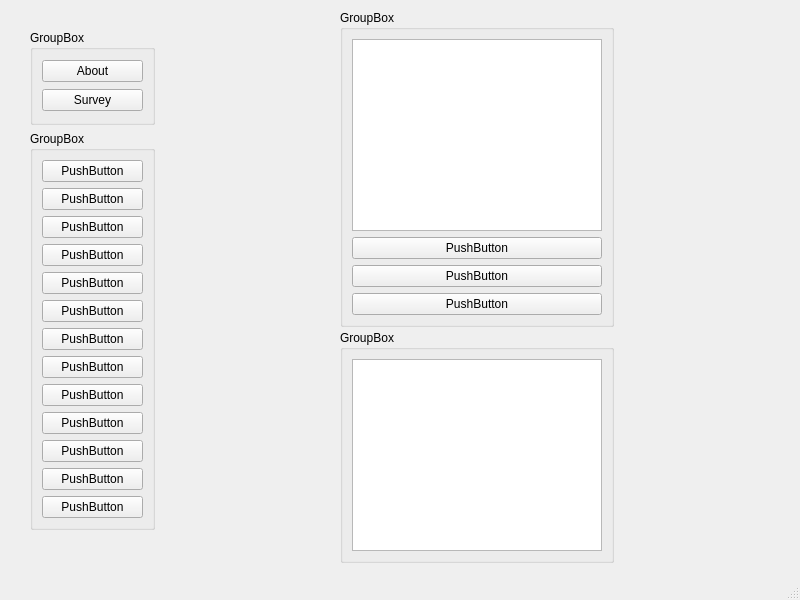
Before: the Qt Designer form relational_gui/maingui.ui in ltworf/relational, drawn with Qt 5.
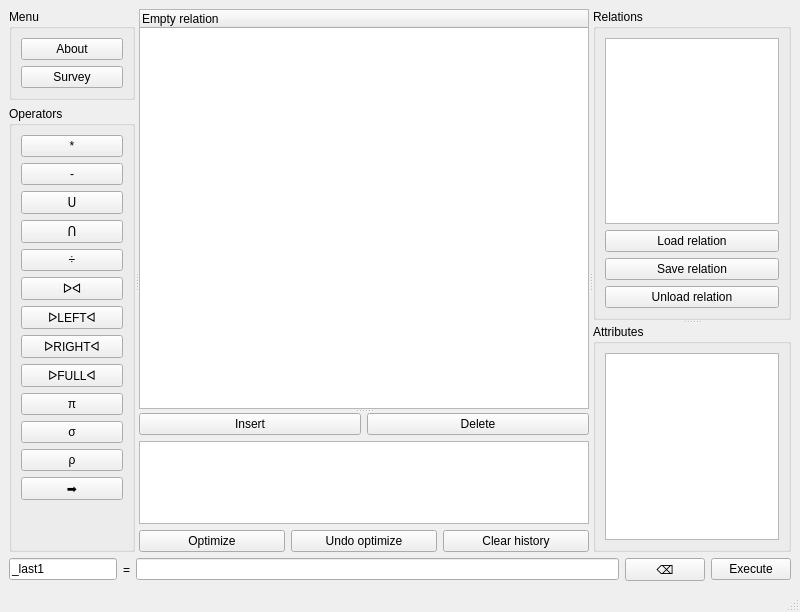
After: the same form once the commit is applied.

Commit message: - Re-designed the ui, using the designer

```diff
--- a/relational_gui/maingui.ui
+++ b/relational_gui/maingui.ui
@@ -7,205 +7,406 @@
     <x>0</x>
     <y>0</y>
     <width>800</width>
-    <height>600</height>
+    <height>612</height>
    </rect>
   </property>
   <property name="windowTitle">
    <string>MainWindow</string>
   </property>
   <widget class="QWidget" name="centralwidget">
-   <widget class="QGroupBox" name="groupBox_3">
-    <property name="geometry">
-     <rect>
-      <x>340</x>
-      <y>10</y>
-      <width>274</width>
-      <height>317</height>
-     </rect>
-    </property>
-    <property name="title">
-     <string>GroupBox</string>
-    </property>
-    <layout class="QVBoxLayout" name="verticalLayout_4">
-     <item>
-      <widget class="QListWidget" name="lstRelation"/>
-     </item>
-     <item>
-      <widget class="QPushButton" name="pushButton_16">
-       <property name="text">
-        <string>PushButton</string>
-       </property>
-      </widget>
-     </item>
-     <item>
-      <widget class="QPushButton" name="pushButton_17">
-       <property name="text">
-        <string>PushButton</string>
-       </property>
-      </widget>
-     </item>
-     <item>
-      <widget class="QPushButton" name="pushButton_18">
-       <property name="text">
-        <string>PushButton</string>
-       </property>
-      </widget>
-     </item>
-    </layout>
-   </widget>
-   <widget class="QGroupBox" name="groupBox_4">
-    <property name="geometry">
-     <rect>
-      <x>340</x>
-      <y>330</y>
-      <width>274</width>
-      <height>233</height>
-     </rect>
-    </property>
-    <property name="title">
-     <string>GroupBox</string>
-    </property>
-    <layout class="QVBoxLayout" name="verticalLayout_5">
-     <item>
-      <widget class="QListWidget" name="listWidget"/>
-     </item>
-    </layout>
-   </widget>
-   <widget class="QWidget" name="">
-    <property name="geometry">
-     <rect>
-      <x>30</x>
-      <y>30</y>
-      <width>125</width>
-      <height>500</height>
-     </rect>
-    </property>
-    <layout class="QVBoxLayout" name="verticalLayout_3">
-     <item>
-      <widget class="QGroupBox" name="groupBox">
-       <property name="title">
-        <string>GroupBox</string>
-       </property>
-       <layout class="QVBoxLayout" name="verticalLayout">
+   <layout class="QVBoxLayout" name="verticalLayout_7">
+    <item>
+     <widget class="QSplitter" name="splitter_4">
+      <property name="orientation">
+       <enum>Qt::Horizontal</enum>
+      </property>
+      <widget class="QWidget" name="">
+       <layout class="QVBoxLayout" name="verticalLayout_11">
         <item>
-         <widget class="QPushButton" name="cmdAbout">
-          <property name="text">
-           <string>About</string>
+         <widget class="QGroupBox" name="groupBox_3">
+          <property name="title">
+           <string>Menu</string>
           </property>
+          <layout class="QVBoxLayout" name="verticalLayout_5">
+           <item>
+            <widget class="QPushButton" name="cmdAbout">
+             <property name="text">
+              <string>About</string>
+             </property>
+            </widget>
+           </item>
+           <item>
+            <widget class="QPushButton" name="cmdSurvey">
+             <property name="text">
+              <string>Survey</string>
+             </property>
+            </widget>
+           </item>
+          </layout>
          </widget>
         </item>
         <item>
-         <widget class="QPushButton" name="cmdSurvey">
-          <property name="text">
-           <string>Survey</string>
+         <widget class="QGroupBox" name="groupBox_4">
+          <property name="title">
+           <string>Operators</string>
           </property>
+          <layout class="QVBoxLayout" name="verticalLayout_10">
+           <item>
+            <widget class="QPushButton" name="cmdProduct">
+             <property name="text">
+              <string>*</string>
+             </property>
+            </widget>
+           </item>
+           <item>
+            <widget class="QPushButton" name="cmdDifference">
+             <property name="text">
+              <string>-</string>
+             </property>
+            </widget>
+           </item>
+           <item>
+            <widget class="QPushButton" name="cmdUnion">
+             <property name="text">
+              <string>ᑌ</string>
+             </property>
+            </widget>
+           </item>
+           <item>
+            <widget class="QPushButton" name="cmdIntersection">
+             <property name="text">
+              <string>ᑎ</string>
+             </property>
+            </widget>
+           </item>
+           <item>
+            <widget class="QPushButton" name="cmdDivision">
+             <property name="text">
+              <string>÷</string>
+             </property>
+            </widget>
+           </item>
+           <item>
+            <widget class="QPushButton" name="cmdJoin">
+             <property name="text">
+              <string>ᐅᐊ</string>
+             </property>
+            </widget>
+           </item>
+           <item>
+            <widget class="QPushButton" name="cmdOuterLeft">
+             <property name="text">
+              <string>ᐅLEFTᐊ</string>
+             </property>
+            </widget>
+           </item>
+           <item>
+            <widget class="QPushButton" name="cmdOuterRight">
+             <property name="text">
+              <string>ᐅRIGHTᐊ</string>
+             </property>
+            </widget>
+           </item>
+           <item>
+            <widget class="QPushButton" name="cmdOuter">
+             <property name="text">
+              <string>ᐅFULLᐊ</string>
+             </property>
+            </widget>
+           </item>
+           <item>
+            <widget class="QPushButton" name="cmdProjection">
+             <property name="text">
+              <string>π</string>
+             </property>
+            </widget>
+           </item>
+           <item>
+            <widget class="QPushButton" name="cmdSelection">
+             <property name="text">
+              <string>σ</string>
+             </property>
+            </widget>
+           </item>
+           <item>
+            <widget class="QPushButton" name="cmdRename">
+             <property name="text">
+              <string>ρ</string>
+             </property>
+            </widget>
+           </item>
+           <item>
+            <widget class="QPushButton" name="cmdArrow">
+             <property name="text">
+              <string>➡</string>
+             </property>
+            </widget>
+           </item>
+           <item>
+            <spacer name="verticalSpacer_2">
+             <property name="orientation">
+              <enum>Qt::Vertical</enum>
+             </property>
+             <property name="sizeHint" stdset="0">
+              <size>
+               <width>20</width>
+               <height>25</height>
+              </size>
+             </property>
+            </spacer>
+           </item>
+          </layout>
          </widget>
         </item>
        </layout>
       </widget>
-     </item>
-     <item>
-      <widget class="QGroupBox" name="groupBox_2">
-       <property name="title">
-        <string>GroupBox</string>
+      <widget class="QSplitter" name="splitter_3">
+       <property name="orientation">
+        <enum>Qt::Horizontal</enum>
        </property>
-       <layout class="QVBoxLayout" name="verticalLayout_2">
-        <item>
-         <widget class="QPushButton" name="cmdProduct">
+       <widget class="QSplitter" name="splitter_2">
+        <property name="orientation">
+         <enum>Qt::Vertical</enum>
+        </property>
+        <widget class="QTreeWidget" name="table">
+         <property name="minimumSize">
+          <size>
+           <width>450</width>
+           <height>400</height>
+          </size>
+         </property>
+         <property name="sizeIncrement">
+          <size>
+           <width>0</width>
+           <height>0</height>
+          </size>
+         </property>
+         <column>
           <property name="text">
-           <string>PushButton</string>
+           <string notr="true">Empty relation</string>
           </property>
-         </widget>
-        </item>
-        <item>
-         <widget class="QPushButton" name="cmdDifference">
-          <property name="text">
-           <string>PushButton</string>
+         </column>
+        </widget>
+        <widget class="QWidget" name="layoutWidget">
+         <layout class="QVBoxLayout" name="verticalLayout_6">
+          <property name="sizeConstraint">
+           <enum>QLayout::SetMinimumSize</enum>
           </property>
-         </widget>
-        </item>
-        <item>
-         <widget class="QPushButton" name="cmdUnion">
-          <property name="text">
-           <string>PushButton</string>
-          </property>
-         </widget>
-        </item>
-        <item>
-         <widget class="QPushButton" name="cmdIntersection">
-          <property name="text">
-           <string>PushButton</string>
-          </property>
-         </widget>
-        </item>
-        <item>
-         <widget class="QPushButton" name="cmdDivision">
-          <property name="text">
-           <string>PushButton</string>
-          </property>
-         </widget>
-        </item>
-        <item>
-         <widget class="QPushButton" name="cmdJoin">
-          <property name="text">
-           <string>PushButton</string>
-          </property>
-         </widget>
-        </item>
-        <item>
-         <widget class="QPushButton" name="cmdOuterLeft">
-          <property name="text">
-           <string>PushButton</string>
-          </property>
-         </widget>
-        </item>
-        <item>
-         <widget class="QPushButton" name="cmdOuterRight">
-          <property name="text">
-           <string>PushButton</string>
-          </property>
-         </widget>
-        </item>
-        <item>
-         <widget class="QPushButton" name="cmdOuter">
-          <property name="text">
-           <string>PushButton</string>
-          </property>
-         </widget>
-        </item>
-        <item>
-         <widget class="QPushButton" name="cmdProjection">
-          <property name="text">
-           <string>PushButton</string>
-          </property>
-         </widget>
-        </item>
-        <item>
-         <widget class="QPushButton" name="cmdSelection">
-          <property name="text">
-           <string>PushButton</string>
-          </property>
-         </widget>
-        </item>
-        <item>
-         <widget class="QPushButton" name="cmdRename">
-          <property name="text">
-           <string>PushButton</string>
-          </property>
-         </widget>
-        </item>
-        <item>
-         <widget class="QPushButton" name="cmdArrow">
-          <property name="text">
-           <string>PushButton</string>
-          </property>
-         </widget>
-        </item>
-       </layout>
+          <item>
+           <layout class="QHBoxLayout" name="horizontalLayout">
+            <property name="sizeConstraint">
+             <enum>QLayout::SetFixedSize</enum>
+            </property>
+            <item>
+             <widget class="QPushButton" name="cmdInsert">
+              <property name="text">
+               <string>Insert</string>
+              </property>
+             </widget>
+            </item>
+            <item>
+             <widget class="QPushButton" name="cmdDelete">
+              <property name="text">
+               <string>Delete</string>
+              </property>
+             </widget>
+            </item>
+           </layout>
+          </item>
+          <item>
+           <widget class="QListWidget" name="listWidget">
+            <property name="sizePolicy">
+             <sizepolicy hsizetype="Expanding" vsizetype="Preferred">
+              <horstretch>0</horstretch>
+              <verstretch>0</verstretch>
+             </sizepolicy>
+            </property>
+            <property name="maximumSize">
+             <size>
+              <width>16777215</width>
+              <height>16777215</height>
+             </size>
+            </property>
+            <property name="baseSize">
+             <size>
+              <width>0</width>
+              <height>0</height>
+             </size>
+            </property>
+           </widget>
+          </item>
+          <item>
+           <layout class="QHBoxLayout" name="horizontalLayout_3">
+            <item>
+             <widget class="QPushButton" name="cmdOptimize">
+              <property name="text">
+               <string>Optimize</string>
+              </property>
+             </widget>
+            </item>
+            <item>
+             <widget class="QPushButton" name="cmdUndoOptimize">
+              <property name="text">
+               <string>Undo optimize</string>
+              </property>
+             </widget>
+            </item>
+            <item>
+             <widget class="QPushButton" name="cmdClearHistory">
+              <property name="text">
+               <string>Clear history</string>
+              </property>
+             </widget>
+            </item>
+           </layout>
+          </item>
+         </layout>
+        </widget>
+       </widget>
+       <widget class="QSplitter" name="splitter">
+        <property name="orientation">
+         <enum>Qt::Vertical</enum>
+        </property>
+        <widget class="QGroupBox" name="groupBox">
+         <property name="minimumSize">
+          <size>
+           <width>0</width>
+           <height>0</height>
+          </size>
+         </property>
+         <property name="maximumSize">
+          <size>
+           <width>300</width>
+           <height>16777215</height>
+          </size>
+         </property>
+         <property name="title">
+          <string>Relations</string>
+         </property>
+         <layout class="QVBoxLayout" name="verticalLayout">
+          <item>
+           <widget class="QListWidget" name="lstRelations">
+            <property name="sizePolicy">
+             <sizepolicy hsizetype="Preferred" vsizetype="Expanding">
+              <horstretch>0</horstretch>
+              <verstretch>0</verstretch>
+             </sizepolicy>
+            </property>
+            <property name="maximumSize">
+             <size>
+              <width>16777215</width>
+              <height>16777215</height>
+             </size>
+            </property>
+           </widget>
+          </item>
+          <item>
+           <widget class="QPushButton" name="cmdLoad">
+            <property name="text">
+             <string>Load relation</string>
+            </property>
+           </widget>
+          </item>
+          <item>
+           <widget class="QPushButton" name="cmdSave">
+            <property name="text">
+             <string>Save relation</string>
+            </property>
+           </widget>
+          </item>
+          <item>
+           <widget class="QPushButton" name="cmdUnload">
+            <property name="text">
+             <string>Unload relation</string>
+            </property>
+           </widget>
+          </item>
+         </layout>
+        </widget>
+        <widget class="QGroupBox" name="groupBox_2">
+         <property name="minimumSize">
+          <size>
+           <width>0</width>
+           <height>0</height>
+          </size>
+         </property>
+         <property name="maximumSize">
+          <size>
+           <width>300</width>
+           <height>16777215</height>
+          </size>
+         </property>
+         <property name="title">
+          <string>Attributes</string>
+         </property>
+         <layout class="QVBoxLayout" name="verticalLayout_3">
+          <item>
+           <widget class="QListWidget" name="lstAttributes">
+            <property name="sizePolicy">
+             <sizepolicy hsizetype="Preferred" vsizetype="Expanding">
+              <horstretch>0</horstretch>
+              <verstretch>0</verstretch>
+             </sizepolicy>
+            </property>
+            <property name="maximumSize">
+             <size>
+              <width>16777215</width>
+              <height>16777215</height>
+             </size>
+            </property>
+           </widget>
+          </item>
+         </layout>
+        </widget>
+       </widget>
       </widget>
-     </item>
-    </layout>
-   </widget>
+     </widget>
+    </item>
+    <item>
+     <layout class="QHBoxLayout" name="horizontalLayout_2">
+      <item>
+       <widget class="QLineEdit" name="txtResult">
+        <property name="sizePolicy">
+         <sizepolicy hsizetype="Preferred" vsizetype="Fixed">
+          <horstretch>0</horstretch>
+          <verstretch>0</verstretch>
+         </sizepolicy>
+        </property>
+        <property name="text">
+         <string>_last1</string>
+        </property>
+       </widget>
+      </item>
+      <item>
+       <widget class="QLabel" name="label">
+        <property name="text">
+         <string>=</string>
+        </property>
+        <property name="buddy">
+         <cstring>txtQuery</cstring>
+        </property>
+       </widget>
+      </item>
+      <item>
+       <widget class="QLineEdit" name="txtQuery"/>
+      </item>
+      <item>
+       <widget class="QPushButton" name="cmdClearQuery">
+        <property name="text">
+         <string>⌫</string>
+        </property>
+       </widget>
+      </item>
+      <item>
+       <widget class="QPushButton" name="cmdExecute">
+        <property name="text">
+         <string>Execute</string>
+        </property>
+       </widget>
+      </item>
+     </layout>
+    </item>
+   </layout>
   </widget>
   <widget class="QMenuBar" name="menubar">
    <property name="geometry">
```
Left out of the diff: 545 changed lines with no effect on the pictures.
